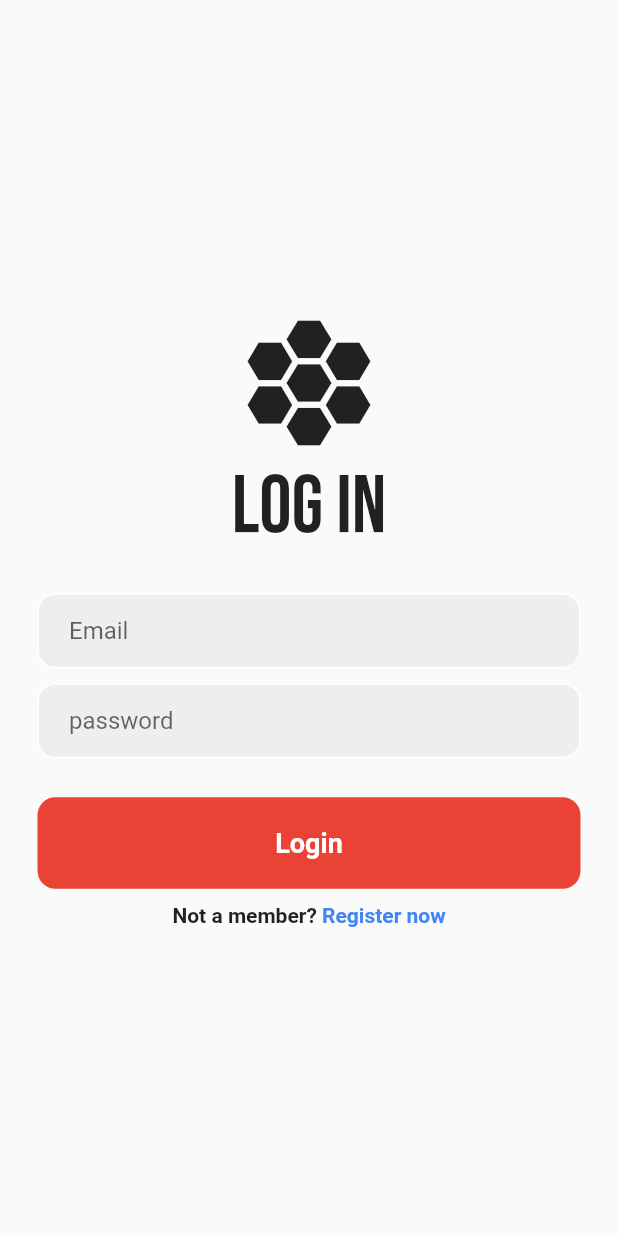
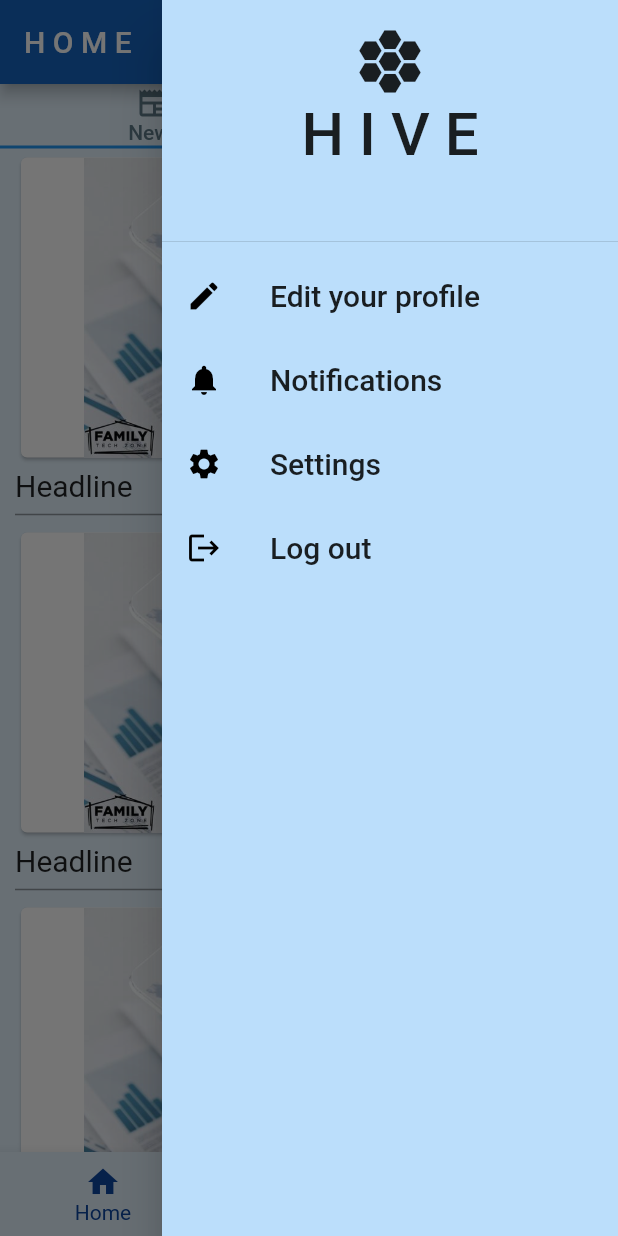
Before and after one commit to collinsregs/cit_club, a Flutter app: the screen it shows after launch, with the side drawer open (before the commit the screen has no drawer), on a phone screen of 412 x 824 dp. Run offline on Flutter 3.47's test engine with Material 2 defaults, Android fonts, the phone set to English and light mode, and no system bars; our stand-ins replace cloud_firestore, firebase_auth, firebase_core, google_fonts; accounts and stored records are empty.

Commit message:
full app color changes; drawer creation; news list buiilder;

```diff
--- a/lib/main.dart
+++ b/lib/main.dart
@@ -1,4 +1,6 @@
 import 'package:cit_club/firebase_options.dart';
+import 'package:cit_club/resources/app_drawer.dart';
+import 'package:cit_club/resources/news_loader.dart';
 import 'package:cit_club/views/home_page.dart';
 import 'package:cit_club/views/login_view.dart';
 import 'package:cit_club/views/profile_view.dart';
@@ -19,8 +21,10 @@ class MyApp extends StatelessWidget {
   Widget build(BuildContext context) {
     return MaterialApp(
       title: 'CIT club app',
-      home: MainPage(),
-
+      home: HomePage(),
+      theme: ThemeData(
+        primarySwatch: Colors.blue,
+      ),
     );
   }
 }
--- /dev/null
+++ b/lib/resources/app_drawer.dart
@@ -0,0 +1,116 @@
+// ignore_for_file: prefer_const_constructors
+
+import 'package:cit_club/services/firebase_services.dart';
+import 'package:cit_club/views/profile_view.dart';
+import 'package:flutter/material.dart';
+import 'package:flutter/src/widgets/framework.dart';
+import 'package:flutter/src/widgets/placeholder.dart';
+
+class MyAppDrawer extends StatelessWidget {
+  @override
+  Widget build(BuildContext context) {
+    return Drawer(
+      child: Container(
+        color: Colors.blue[100],
+        child: ListView(
+          children: [
+            DrawerHeader(
+                child: Center(
+              child: Column(
+                children: [
+                  const Icon(
+                    Icons.hive,
+                    size: 50,
+                  ),
+                  const Text(
+                    'H I V E',
+                    style: TextStyle(fontSize: 40),
+                  )
+                ],
+              ),
+            )),
+            ListTile(
+              leading: Icon(
+                Icons.edit,
+                color: Colors.black,
+              ),
+              title: Text(
+                'Edit your profile',
+                style: TextStyle(fontSize: 20),
+              ),
+              onTap: () {
+                Navigator.of(context).push(
+                    MaterialPageRoute(builder: (context) => ProfileView()));
+              },
+            ),
+            ListTile(
+              leading: Icon(
+                Icons.notifications,
+                color: Colors.black,
+              ),
+              title: Text(
+                'Notifications',
+                style: TextStyle(fontSize: 20),
+              ),
+              onTap: () {
+                Navigator.of(context).push(
+                    MaterialPageRoute(builder: (context) => ProfileView()));
+              },
+            ),
+            ListTile(
+              leading: Icon(
+                Icons.settings,
+                color: Colors.black,
+              ),
+              title: Text(
+                'Settings',
+                style: TextStyle(fontSize: 20),
+              ),
+              onTap: () {
+                Navigator.of(context).push(
+                    MaterialPageRoute(builder: (context) => ProfileView()));
+              },
+            ),
+            ListTile(
+              leading: Icon(
+                Icons.logout,
+                color: Colors.black,
+              ),
+              title: Text(
+                'Log out',
+                style: TextStyle(fontSize: 20),
+              ),
+              onTap: () {
+                showDialog(
+                  context: context,
+                  builder: (BuildContext context) {
+                    return AlertDialog(
+                      backgroundColor: Colors.blue[50],
+                      title: Text('Sign Out'),
+                      content: Text('Are you sure you want to sign out?'),
+                      actions: <Widget>[
+                        TextButton(
+                          child: Text('Cancel'),
+                          onPressed: () {
+                            Navigator.of(context).pop();
+                          },
+                        ),
+                        TextButton(
+                          child: Text('Sign Out'),
+                          onPressed: () {
+                            signOutUser(context);
+                            Navigator.of(context).pop();
+                          },
+                        ),
+                      ],
+                    );
+                  },
+                );
+              },
+            ),
+          ],
+        ),
+      ),
+    );
+  }
+}
--- a/lib/resources/bottom_nav.dart
+++ b/lib/resources/bottom_nav.dart
@@ -59,6 +59,8 @@ class BottomNavState extends State<BottomNav> {
   @override
   Widget build(BuildContext context) {
     return BottomNavigationBar(
+      backgroundColor: Colors.blue[50],
+      unselectedItemColor: Colors.blueGrey,
       items: const <BottomNavigationBarItem>[
         BottomNavigationBarItem(
           icon: Icon(Icons.home),
@@ -69,12 +71,14 @@ class BottomNavState extends State<BottomNav> {
           label: 'Forum',
         ),
         BottomNavigationBarItem(
-          icon: Icon(Icons.event),
+          icon: Icon(
+            Icons.event,
+          ),
           label: 'Events',
         )
       ],
       currentIndex: selectedIndex,
-      selectedItemColor: Color(0xFF4285f4),
+      selectedItemColor: Colors.blue[900],
       onTap: onItemTaped,
     );
   }
--- /dev/null
+++ b/lib/resources/news_loader.dart
@@ -0,0 +1,45 @@
+import 'dart:io';
+
+import 'package:flutter/material.dart';
+import 'package:flutter/src/widgets/framework.dart';
+import 'package:flutter/src/widgets/placeholder.dart';
+
+class NewsLoader extends StatelessWidget {
+  @override
+  Widget build(BuildContext context) {
+    return ListView.builder(
+      itemCount: 10,
+      itemBuilder: ((context, index) {
+        return Container(
+          height: 250,
+          padding: EdgeInsets.fromLTRB(10, 2, 10, 0),
+          width: double.infinity,
+          child: Column(
+            crossAxisAlignment: CrossAxisAlignment.start,
+            children: [
+              Card(
+                child: Image.asset(
+                  'assets/images/news.jpg',
+                  height: 200,
+                  width: double.infinity,
+                  fit: BoxFit.contain,
+                ),
+              ),
+              SizedBox(
+                height: 3,
+              ),
+              Text(
+                'Headline',
+                style: TextStyle(fontWeight: FontWeight.normal, fontSize: 20),
+              ),
+              Divider(
+                thickness: 1,
+                color: Colors.black38,
+              )
+            ],
+          ),
+        );
+      }),
+    );
+  }
+}
--- /dev/null
+++ b/lib/services/database.dart
@@ -0,0 +1,6 @@
+import 'package:cloud_firestore/cloud_firestore.dart';
+
+class DatabaseService {
+  final CollectionReference newsCollection =
+      FirebaseFirestore.instance.collection('example');
+}
--- a/lib/views/home_page.dart
+++ b/lib/views/home_page.dart
@@ -1,10 +1,9 @@
-// ignore_for_file: prefer_const_constructors
+// ignore_for_file: prefer_const_constructors, prefer_const_literals_to_create_immutables
 
+import 'package:cit_club/resources/app_drawer.dart';
 import 'package:cit_club/resources/bottom_nav.dart';
-import 'package:firebase_auth/firebase_auth.dart';
+import 'package:cit_club/resources/news_loader.dart';
 import 'package:flutter/material.dart';
-import 'package:flutter/src/widgets/framework.dart';
-import 'package:flutter/src/widgets/placeholder.dart';
 
 class HomePage extends StatefulWidget {
   const HomePage({super.key});
@@ -16,41 +15,52 @@ class HomePage extends StatefulWidget {
 class _HomePageState extends State<HomePage> {
   @override
   Widget build(BuildContext context) {
-    return Scaffold(
-      backgroundColor: Color.fromARGB(255, 240, 235, 235),
+    return DefaultTabController(
+      length: 2,
+      child: Scaffold(
+        backgroundColor: Colors.blue[50],
         appBar: AppBar(
-        backgroundColor: Color(0xFF4285f4),
+          title: Text('H O M E'),
+          backgroundColor: Colors.blue[800],
         ),
-      body: Column(children: [
-        SizedBox(
-          width: double.infinity,
-          child: Card(
-            shape:
-                RoundedRectangleBorder(borderRadius: BorderRadius.circular(5)),
-            child: Container(
-              padding: EdgeInsets.all(8),
-              child: Column(
-                crossAxisAlignment: CrossAxisAlignment.start,
+        endDrawer: MyAppDrawer(),
+        body: Column(
           children: [
-                  Text(
-                    'notifications',
-                    style: TextStyle(fontWeight: FontWeight.bold, fontSize: 18),
+            TabBar(tabs: [
+              Tab(
+                iconMargin: EdgeInsets.only(bottom: 0),
+                height: 41,
+                icon: Icon(
+                  Icons.newspaper,
+                  color: Colors.blueGrey,
                 ),
-                  SizedBox(
-                    height: 5,
+                child: Text(
+                  'News',
+                  style: TextStyle(color: Colors.blueGrey),
                 ),
-                  Text('Please verify your email'),
+              ),
+              Tab(
+                iconMargin: EdgeInsets.only(bottom: 0),
+                height: 41,
+                icon: Icon(
+                  Icons.folder_copy,
+                  color: Colors.blueGrey,
+                ),
+                child: Text(
+                  'Resources',
+                  style: TextStyle(color: Colors.blueGrey),
+                ),
+              ),
+            ]),
+            Expanded(
+                child: TabBarView(children: [
+              NewsLoader(),
+              NewsLoader(),
+            ]))
           ],
         ),
+        bottomNavigationBar: BottomNav(),
       ),
-          ),
-        ),
-      ])
-      // ListView.builder(
-
-      // )
-      ,
-      bottomNavigationBar: BottomNav(),
     );
   }
 }
--- a/lib/views/login_view.dart
+++ b/lib/views/login_view.dart
@@ -1,5 +1,6 @@
 // ignore_for_file: prefer_const_constructors
 
+import 'package:cit_club/services/firebase_services.dart';
 import 'package:cit_club/views/home_page.dart';
 import 'package:cit_club/views/registration_view.dart';
 import 'package:firebase_auth/firebase_auth.dart';
@@ -20,10 +21,8 @@ class LoginviewState extends State<Loginview> {
   String errorMessage = '';
   Future signIn() async {
     try {
-      await FirebaseAuth.instance.signInWithEmailAndPassword(
-        email: _email.text.trim(),
-        password: _password.text.trim(),
-      );
+      signInUser(_email.toString(), _password.toString());
+
       Navigator.of(context)
           .pushReplacement(MaterialPageRoute(builder: (context) => HomePage()));
     } on FirebaseAuthException catch (e) {
@@ -68,6 +67,7 @@ class LoginviewState extends State<Loginview> {
   @override
   Widget build(BuildContext context) {
     return Scaffold(
+      backgroundColor: Colors.blue[100],
       body: SafeArea(
         child: Center(
           child: Column(
@@ -135,7 +135,7 @@ class LoginviewState extends State<Loginview> {
                   child: Container(
                     padding: EdgeInsets.all(20),
                     decoration: BoxDecoration(
-                        color: Color(0xFFEA4335),
+                        color: Colors.blue[900],
                         borderRadius: BorderRadius.circular(12)),
                     child: Center(
                         child: Text(
@@ -165,7 +165,7 @@ class LoginviewState extends State<Loginview> {
                     child: Text(
                       ' Register now',
                       style: TextStyle(
-                        color: Color(0xFF4285F4),
+                        color: Colors.blue[800],
                         fontWeight: FontWeight.bold,
                       ),
                     ),
```
Also changed, not shown: lib/services/firebase_services.dart (added, +21 -0 lines), lib/views/registration_view.dart (+8 -6 lines), assets/images/banner.jpg (added), assets/images/news.jpg (added), assets/images/summit.jpg (added), lib/firebase_options.dart, 1 other file. Lines whose indentation alone changed are shown as unchanged.
